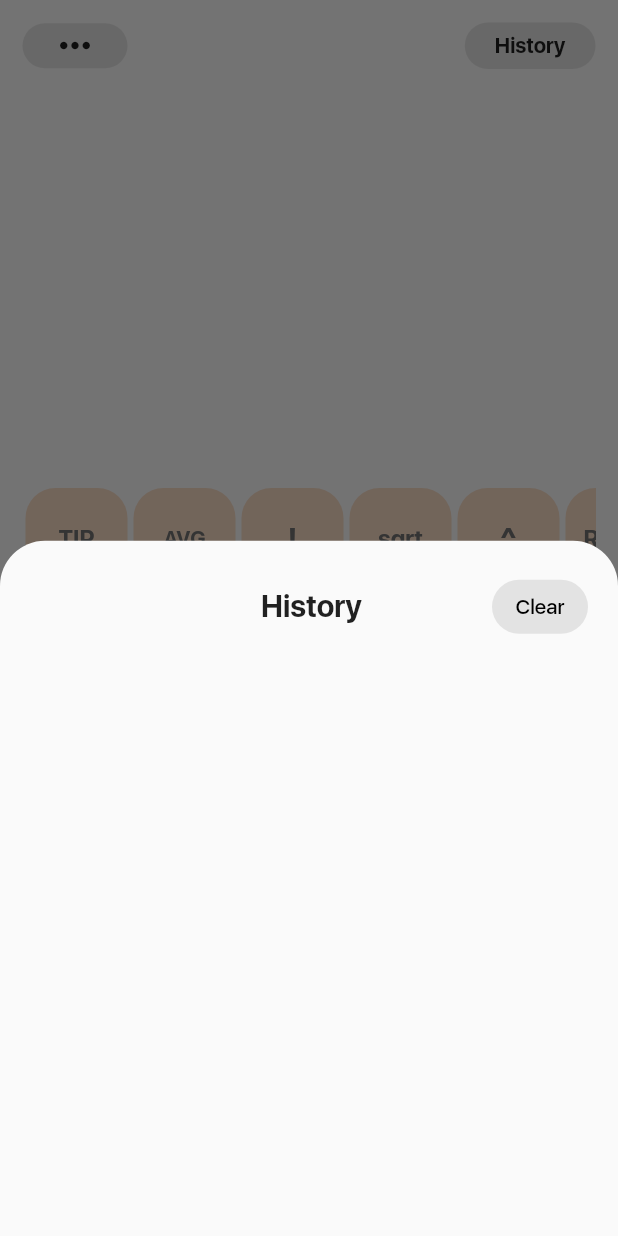
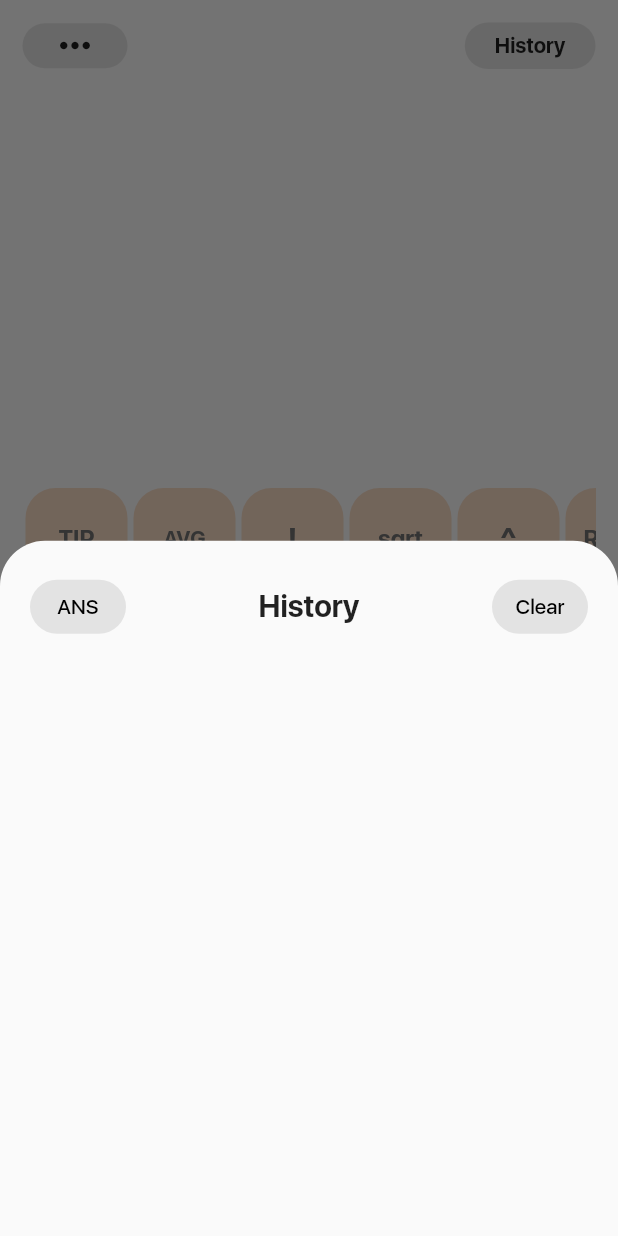
Before and after one commit to jralvarenga/calculary, a Flutter app: the screen it shows after launch, after a tap on "History", on a phone screen of 412 x 824 dp. Run offline on Flutter 3.47's test engine with Material 2 defaults, Android fonts, the phone set to English and light mode, and no system bars; our stand-ins replace flutter_svg, math_expressions, shared_preferences; project files that could hold a hidden picture were left out.

Commit message:
Added ans function

```diff
--- a/lib/widgets/main_calculator/main_calculator_options.dart
+++ b/lib/widgets/main_calculator/main_calculator_options.dart
@@ -1,11 +1,8 @@
-import 'dart:convert';
-
 import 'package:calculary/services/custom_theme.dart';
 import 'package:calculary/widgets/main_calculator/history_item.dart';
 import 'package:flutter/material.dart';
 import 'package:flutter/services.dart';
 import 'package:provider/provider.dart';
-import 'package:shared_preferences/shared_preferences.dart';
 
 class HistoryItemData {
   List<String> expression;
@@ -33,12 +30,14 @@ class MainCalculatorOptions extends StatefulWidget {
     Key? key,
     required this.history,
     required this.setItemsFromHistory,
-    required this.resetHistory
+    required this.resetHistory,
+    required this.setANS
   }) : super(key: key);
 
   final List history;
   final Function setItemsFromHistory;
   final resetHistory;
+  final setANS;
 
   @override
   _MainCalculatorOptionsState createState() => _MainCalculatorOptionsState();
@@ -66,13 +65,20 @@ class _MainCalculatorOptionsState extends State<MainCalculatorOptions> {
           Row(
             mainAxisAlignment: MainAxisAlignment.spaceBetween,
             children: [
-              Text(
-                'History',
-                style: TextStyle(
-                  fontSize: 20,
-                  fontWeight: FontWeight.bold,
-                  color: Colors.transparent
+              TextButton(
+                onPressed: widget.setANS,
+                style: TextButton.styleFrom(
+                  backgroundColor: themeData.dialogBackgroundColor,
+                  shape: RoundedRectangleBorder(
+                    borderRadius: BorderRadius.circular(50),
+                  )
                 ),
+                child: Text(
+                  'ANS',
+                  style: TextStyle(
+                    color: theme.textColor
+                  ),
+                )
               ),
               Text(
                 'History',
--- a/lib/widgets/menu_bottom_sheet.dart
+++ b/lib/widgets/menu_bottom_sheet.dart
@@ -1,5 +1,3 @@
-import 'dart:async';
-
 import 'package:calculary/services/custom_theme.dart';
 import 'package:flutter/cupertino.dart';
 import 'package:flutter/material.dart';
```
Also changed, not shown: lib/pages/main_calculator.dart (+12 -0 lines).
